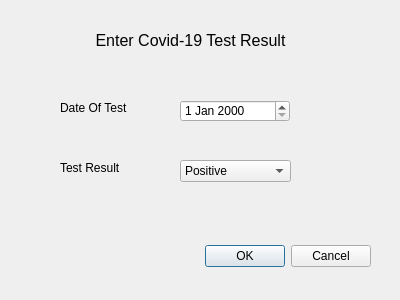
Above: L_A_B_Final_Project/testinput.ui from SourPanda13/106-Group-Assignment before the change. Below: the same form after it.
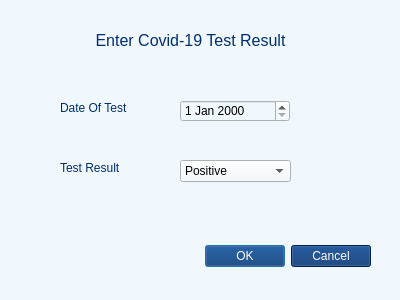
That is the form after the change.

```diff
--- a/L_A_B_Final_Project/testinput.ui
+++ b/L_A_B_Final_Project/testinput.ui
@@ -13,6 +13,9 @@
   <property name="windowTitle">
    <string>Dialog</string>
   </property>
+  <property name="styleSheet">
+   <string notr="true">background-color: rgb(241, 248, 253);</string>
+  </property>
   <widget class="QDialogButtonBox" name="buttonBox">
    <property name="geometry">
     <rect>
@@ -22,6 +25,10 @@
      <height>32</height>
     </rect>
    </property>
+   <property name="styleSheet">
+    <string notr="true">color: rgb(255, 255, 255);
+background-color: rgb(0, 46, 110);</string>
+   </property>
    <property name="orientation">
     <enum>Qt::Horizontal</enum>
    </property>
@@ -43,6 +50,9 @@
      <pointsize>12</pointsize>
     </font>
    </property>
+   <property name="styleSheet">
+    <string notr="true">color: rgb(0, 46, 110);</string>
+   </property>
    <property name="text">
     <string>Enter Covid-19 Test Result</string>
    </property>
@@ -89,6 +99,9 @@
      <height>16</height>
     </rect>
    </property>
+   <property name="styleSheet">
+    <string notr="true">color: rgb(0, 46, 110);</string>
+   </property>
    <property name="text">
     <string>Date Of Test</string>
    </property>
@@ -102,6 +115,9 @@
      <height>16</height>
     </rect>
    </property>
+   <property name="styleSheet">
+    <string notr="true">color: rgb(0, 46, 110);</string>
+   </property>
    <property name="text">
     <string>Test Result</string>
    </property>
```
